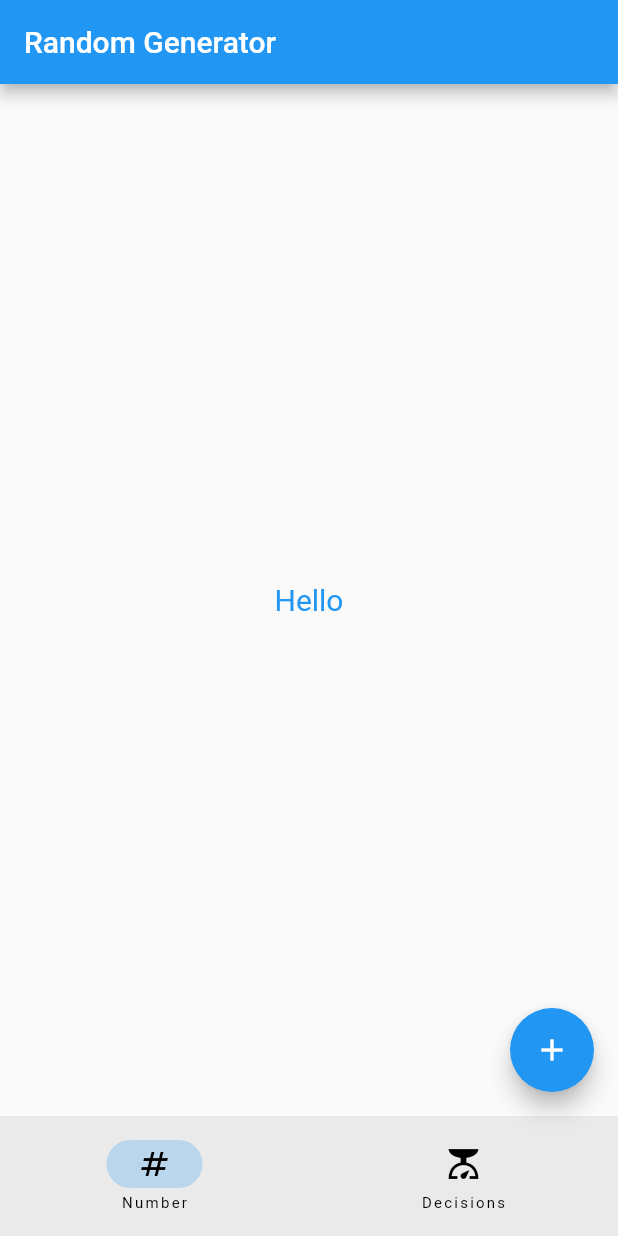
After one commit to jameslinley/RandomGeneratorApp, a Flutter app: the screen it shows after launch, on a phone screen of 412 x 824 dp. The commit adds this screen. Run offline on Flutter 3.47's test engine with Material 2 defaults, Android fonts, the phone set to English and light mode, and no system bars.

Commit message:
Amended decisions_page and number_page

```diff
--- /dev/null
+++ b/random_generator_app/lib/decisions_page.dart
@@ -0,0 +1,10 @@
+import 'package:flutter/material.dart';
+
+class NumberPage extends StatelessWidget {
+  const NumberPage({super.key});
+
+  @override
+  Widget build(BuildContext context) {
+    return Container();
+  }
+}
--- a/random_generator_app/lib/home-page.dart
+++ /dev/null
@@ -1,10 +0,0 @@
-import 'package:flutter/cupertino.dart';
-
-class HomePage extends StatelessWidget {
-  const HomePage({super.key});
-
-  @override
-  Widget build(BuildContext context) {
-    return Container();
-  }
-}
--- a/random_generator_app/lib/main.dart
+++ b/random_generator_app/lib/main.dart
@@ -1,4 +1,5 @@
 import 'package:flutter/material.dart';
+import 'package:random_generator_app/number_page.dart';
 
 void main() {
   runApp(const MyApp());
@@ -32,6 +33,7 @@
       appBar: AppBar(
         title: const Text('Random Generator'),
       ),
+      body: const NumberPage(),
       floatingActionButton: FloatingActionButton(
         onPressed: () {
           debugPrint('FAB');
--- /dev/null
+++ b/random_generator_app/lib/number_page.dart
@@ -0,0 +1,17 @@
+import 'package:flutter/material.dart';
+
+class NumberPage extends StatelessWidget {
+  const NumberPage({super.key});
+
+  @override
+  Widget build(BuildContext context) {
+    return const Scaffold(
+      body: Center(
+        child: Text(
+          'Hello',
+          style: TextStyle(color: Colors.blue, fontSize: 20),
+        ),
+      ),
+    );
+  }
+}
```
